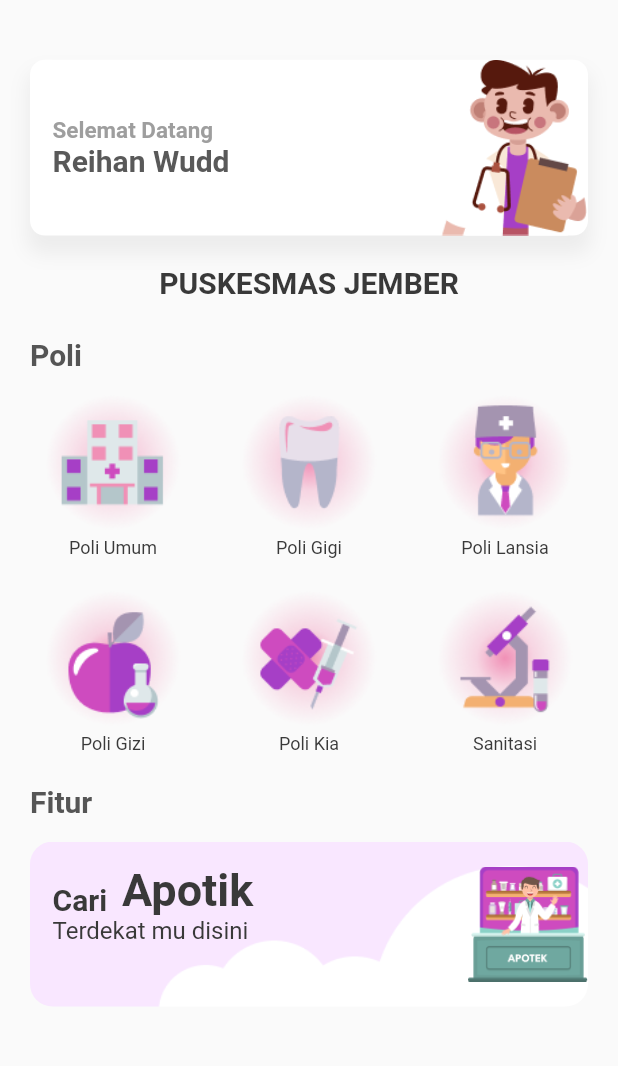
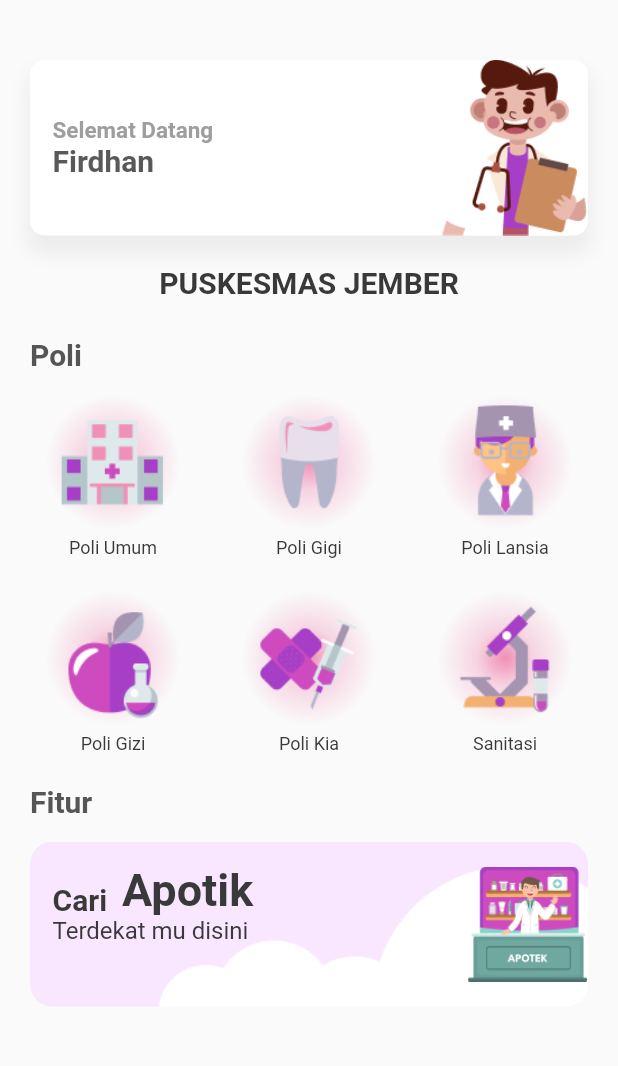
Before and after one commit to ninkyuwudd/healfme_project, a Flutter app: the Homepage screen opened by its route, on a phone screen of 412 x 824 dp, the part 87-1153 px from its top. Run offline on Flutter 3.47's test engine with Material 2 defaults, Android fonts, the phone set to English and light mode, and no system bars; our stand-ins replace cloud_firestore, email_validator, firebase_core; accounts and stored records are empty.

Commit message:
ini cuma ganti nama

```diff
--- a/lib/screen/homepage.dart
+++ b/lib/screen/homepage.dart
@@ -33,7 +33,7 @@ class _HomepageState extends State<Homepage> {
                 SizedBox(
                   height: 40,
                 ),
-                ProfileCardHome(name: "Reihan Wudd"),
+                ProfileCardHome(name: "Firdhan"),
                 SizedBox(
                   height: 20,
                 ),
@@ -95,7 +95,6 @@ class _HomepageState extends State<Homepage> {
                     decoration: BoxDecoration(
                         borderRadius: BorderRadius.circular(15),
                         image: DecorationImage(
-
                             image: AssetImage("images/bg_card_home.png"),
                             fit: BoxFit.cover)),
                     child: Row(
@@ -121,13 +120,17 @@ class _HomepageState extends State<Homepage> {
                               Text(
                                 "Terdekat mu disini",
                                 style: TextStyle(
-                                    fontSize: 16, fontWeight: FontWeight.normal),
+                                    fontSize: 16,
+                                    fontWeight: FontWeight.normal),
                               ),
                             ],
                           ),
                         ),
                         Spacer(),
-                        Image(image: AssetImage("images/apotek.png"),width: 80,)
+                        Image(
+                          image: AssetImage("images/apotek.png"),
+                          width: 80,
+                        )
                       ],
                     ),
                   ),
```
